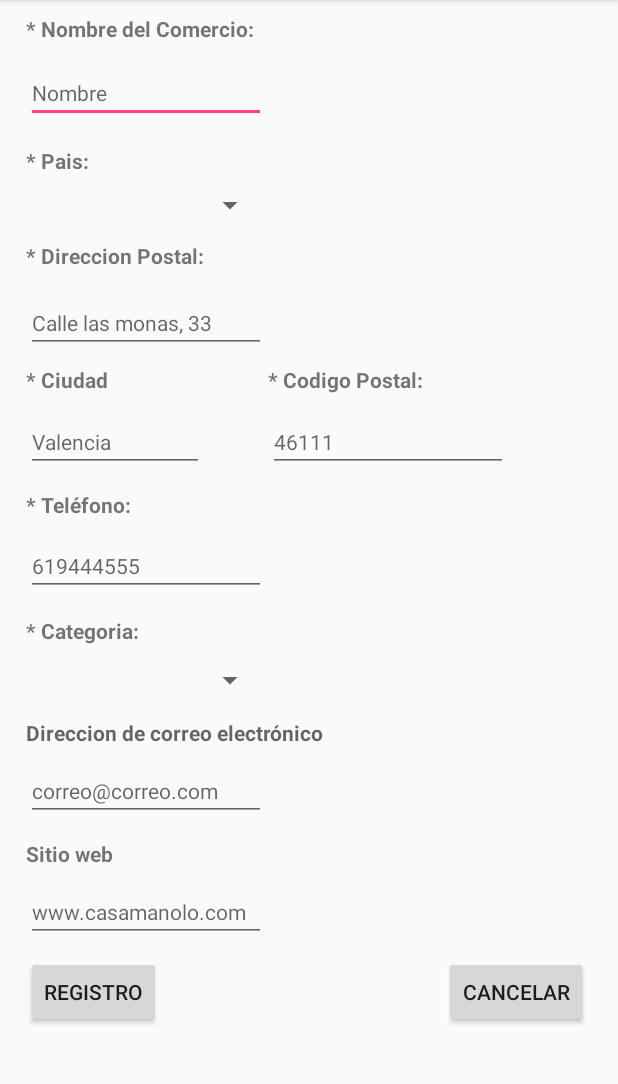
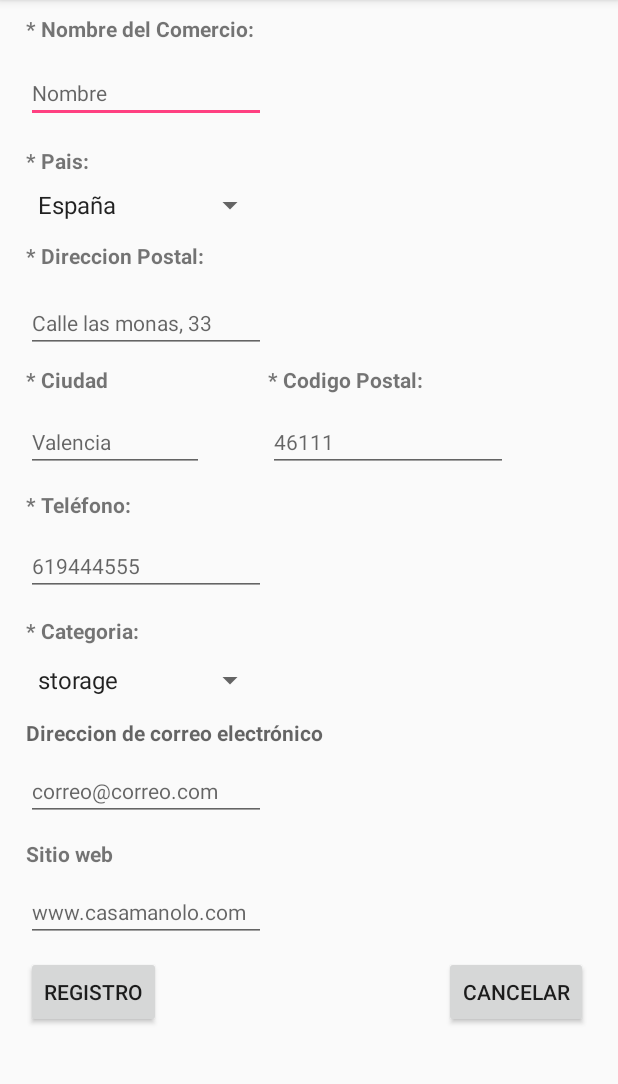
Before and after one commit to PINUPV/FoundIT-1, an Android app: the fragment FragRegistro_Comercio shown on its own in the app's theme, on a phone screen of 412 x 824 dp, the part 84-1168 px from its top. Run offline under Robolectric (Android 15) with nearby library versions, the phone set to English and light mode, and no system bars.

Commit message:
added funcionality to Registro Comercio.

```diff
--- a/app/src/main/java/foundit/foundit/FragRegistro_Comercio.java
+++ b/app/src/main/java/foundit/foundit/FragRegistro_Comercio.java
@@ -1,11 +1,16 @@
 package foundit.foundit;
 
 
+import android.content.Intent;
 import android.os.Bundle;
 import android.support.v4.app.Fragment;
 import android.view.LayoutInflater;
 import android.view.View;
 import android.view.ViewGroup;
+import android.widget.EditText;
+import android.widget.Spinner;
+import android.widget.Button;
+import android.widget.Toast;
 
 
 /**
@@ -13,6 +18,9 @@ import android.view.ViewGroup;
  */
 public class FragRegistro_Comercio extends Fragment {
 
+    EditText nombreDelComercioText,direccionText,codPostalText,telfText,emailText,webText;
+    Spinner pais,categoria;
+    Button bRegistraCom, bCancelar;
 
     public FragRegistro_Comercio() {
         // Required empty public constructor
@@ -23,7 +31,81 @@ public class FragRegistro_Comercio extends Fragment {
     public View onCreateView(LayoutInflater inflater, ViewGroup container,
                              Bundle savedInstanceState) {
         // Inflate the layout for this fragment
-        return inflater.inflate(R.layout.fragment_frag_registro_comercio, container, false);
+        View view = inflater.inflate(R.layout.fragment_frag_registro_comercio, container, false);
+
+        nombreDelComercioText = (EditText) view.findViewById(R.id.nombreDelComercioText);
+        direccionText = (EditText) view.findViewById(R.id.direccionText);
+        codPostalText = (EditText) view.findViewById(R.id.codPostalText);
+        telfText = (EditText) view.findViewById(R.id.telfText);
+        emailText = (EditText) view.findViewById(R.id.emailText);
+        webText = (EditText) view.findViewById(R.id.webText);
+        pais = (Spinner)  view.findViewById(R.id.PaisSpinner);
+
+        categoria = (Spinner) view.findViewById(R.id.categoriaSpinner);
+        bCancelar = (Button) view.findViewById(R.id.cancelar);
+        bCancelar.setOnClickListener(new View.OnClickListener() {
+        @Override
+        public void onClick(View v) {
+        Intent Main = new Intent(getActivity(), MainFoundit.class);
+        startActivity(Main);
+         }
+        });
+
+
+        bRegistraCom = (Button) view.findViewById(R.id.registro);
+        bRegistraCom.setOnClickListener(new View.OnClickListener() {
+            @Override
+            public void onClick(View v) {
+                String p = pais.getSelectedItem().toString();
+                String cat = categoria.getSelectedItem().toString();
+                if(comprobar_nombre(nombreDelComercioText.getText().toString())
+                        &&comprobar_categoria(cat)
+                        &&comprobar_direccion(direccionText.getText().toString())&&comprobar_pais(p)
+                        &&comprobar_telefono(telfText.getText().toString())) {
+                    registrarComercio();
+                    Intent Main = new Intent(getActivity(), MainFoundit.class);
+                    startActivity(Main);
+                }
+
+        }});
+        return view;
     }
 
+
+    public boolean comprobar_nombre(String nombre) {
+        if (nombre.length() == 0) {
+            Toast.makeText(getActivity(), "Rellenar todos los campos obligatorios", Toast.LENGTH_LONG).show();
+            return false;
+        } else return true;
+    }
+    public boolean comprobar_direccion(String dir) {
+        if (dir.length() == 0) {
+            Toast.makeText(getActivity(), "Rellenar todos los campos obligatorios", Toast.LENGTH_LONG).show();
+            return false;
+        } else return true;
+    }
+    public boolean comprobar_telefono(String telf) {
+        if (telf.length() == 0) {
+            Toast.makeText(getActivity(), "Rellenar todos los campos obligatorios", Toast.LENGTH_LONG).show();
+            return false;
+        } else return true;
+    }
+    public boolean comprobar_pais(String pais) {
+        if (pais.length() == 0) {
+            Toast.makeText(getActivity(), "Rellenar todos los campos obligatorios", Toast.LENGTH_LONG).show();
+            return false;
+        } else return true;
+    }
+    public boolean comprobar_categoria(String cat) {
+        if (cat.length() == 0) {
+            Toast.makeText(getActivity(), "Rellenar todos los campos obligatorios", Toast.LENGTH_LONG).show();
+            return false;
+        } else return true;
+    }
+
+    public void registrarComercio(){
+        //Comprobar si la insercción del comercio ha funcionado correctamente
+        //Toast.makeText(getActivity(), "No ha sido posible registrar el comercio", Toast.LENGTH_LONG).show();
+        Toast.makeText(getActivity(), "Comercio registrado correctamente", Toast.LENGTH_LONG).show();
+        }
 }
--- a/app/src/main/java/foundit/foundit/FragRegistro_Usuario.java
+++ b/app/src/main/java/foundit/foundit/FragRegistro_Usuario.java
@@ -4,7 +4,6 @@ package foundit.foundit;
 import android.content.Intent;
 import android.os.Bundle;
 import android.support.v4.app.Fragment;
-import android.support.v4.app.FragmentManager;
 import android.text.TextUtils;
 import android.view.LayoutInflater;
 import android.view.View;
@@ -12,9 +11,6 @@ import android.view.ViewGroup;
 import android.widget.Button;
 import android.widget.EditText;
 import android.widget.Toast;
-import android.support.v7.app.AppCompatActivity;
-
-import static foundit.foundit.R.id.text_contraseña;
 
 
 public class FragRegistro_Usuario extends Fragment {
@@ -53,7 +49,7 @@ public class FragRegistro_Usuario extends Fragment {
                         comprobar_correo(correo.getText().toString())) {
                     Intent Main = new Intent(getActivity(), MainFoundit.class);
                     startActivity(Main);
-                }
+                }else{}
             }
         });
 
--- a/app/src/main/res/layout/fragment_frag_registro_comercio.xml
+++ b/app/src/main/res/layout/fragment_frag_registro_comercio.xml
@@ -2,7 +2,9 @@
     xmlns:tools="http://schemas.android.com/tools"
     android:layout_width="match_parent"
     android:layout_height="match_parent"
+    xmlns:app="http://schemas.android.com/apk/res-auto"
     tools:context="foundit.foundit.FragRegistro_Comercio">
+
 
     <!-- TODO: Update blank fragment layout -->
     <ScrollView xmlns:android="http://schemas.android.com/apk/res/android"
@@ -14,11 +16,13 @@
         android:clipToPadding="true"
         android:fillViewport="true"
         android:scrollbarStyle="insideOverlay"
-        app:layout_scrollFlags="scroll">
+        app:layout_scrollFlags="scroll"
+        tools:ignore="ExtraText">
+        app:layout_behavior="@string/appbar_scrolling_view_behavior"
 
         <RelativeLayout
             android:layout_width="match_parent"
-            android:layout_height="match_parent"
+            android:layout_height="wrap_content"
             app:layout_behavior="@string/appbar_scrolling_view_behavior"
             tools:context="foundit.foundit.Registro_Comercio"
             tools:layout_editor_absoluteX="0dp"
@@ -34,8 +38,8 @@
                 android:layout_marginStart="17dp"
                 android:layout_marginTop="13dp"
                 android:ems="10"
+                android:hint="Nombre"
                 android:inputType="textPersonName"
-                android:hint="Nombre"
                 android:textAppearance="@style/TextAppearance.AppCompat" />
 
             <TextView
@@ -66,7 +70,8 @@
                 android:layout_alignEnd="@+id/nombreDelComercioText"
                 android:layout_alignStart="@+id/textView3"
                 android:layout_below="@+id/textView3"
-                android:layout_marginTop="8dp" />
+                android:layout_marginTop="8dp"
+                android:entries="@array/paises"/>
 
             <TextView
                 android:id="@+id/textView5"
@@ -86,8 +91,8 @@
                 android:layout_below="@+id/textView5"
                 android:layout_marginTop="15dp"
                 android:ems="10"
+                android:hint="Calle las monas, 33"
                 android:inputType="textPersonName"
-                android:hint="Calle las monas, 33"
                 android:textAppearance="@style/TextAppearance.AppCompat" />
 
             <TextView
@@ -109,8 +114,8 @@
                 android:layout_below="@+id/ciudadPlainText"
                 android:layout_marginTop="12dp"
                 android:ems="10"
+                android:hint="Valencia"
                 android:inputType="textPersonName"
-                android:hint="Valencia"
                 android:textAppearance="@style/TextAppearance.AppCompat" />
 
             <TextView
@@ -132,8 +137,8 @@
                 android:layout_marginStart="9dp"
                 android:layout_toEndOf="@+id/plainTextNombre"
                 android:ems="10"
+                android:hint="46111"
                 android:inputType="textPersonName"
-                android:hint="46111"
                 android:textAppearance="@style/TextAppearance.AppCompat.Body1" />
 
             <TextView
@@ -147,23 +152,23 @@
                 android:textStyle="bold" />
 
             <EditText
-                android:id="@+id/editText10"
+                android:id="@+id/telfText"
                 android:layout_width="wrap_content"
                 android:layout_height="wrap_content"
                 android:layout_alignStart="@+id/textView10"
                 android:layout_below="@+id/textView10"
                 android:layout_marginTop="11dp"
                 android:ems="10"
+                android:hint="619444555"
                 android:inputType="textPersonName"
-                android:hint="619444555"
                 android:textAppearance="@style/TextAppearance.AppCompat" />
 
             <TextView
                 android:id="@+id/textView11"
                 android:layout_width="wrap_content"
                 android:layout_height="wrap_content"
-                android:layout_alignStart="@+id/editText10"
-                android:layout_below="@+id/editText10"
+                android:layout_alignStart="@+id/telfText"
+                android:layout_below="@+id/telfText"
                 android:layout_marginTop="13dp"
                 android:text="* Categoria:"
                 android:textStyle="bold" />
@@ -172,10 +177,11 @@
                 android:id="@+id/categoriaSpinner"
                 android:layout_width="match_parent"
                 android:layout_height="wrap_content"
-                android:layout_alignEnd="@+id/editText10"
+                android:layout_alignEnd="@+id/telfText"
                 android:layout_alignStart="@+id/textView11"
                 android:layout_below="@+id/textView11"
-                android:layout_marginTop="11dp" />
+                android:layout_marginTop="11dp"
+                android:entries="@array/Categorias"/>
 
             <TextView
                 android:id="@+id/textView13"
@@ -188,46 +194,46 @@
                 android:textStyle="bold" />
 
             <EditText
-                android:id="@+id/editText12"
+                android:id="@+id/emailText"
                 android:layout_width="wrap_content"
                 android:layout_height="wrap_content"
                 android:layout_alignStart="@+id/textView13"
                 android:layout_below="@+id/textView13"
                 android:layout_marginTop="9dp"
                 android:ems="10"
+                android:hint="correo@correo.com"
                 android:inputType="textPersonName"
-                android:hint="correo@correo.com"
                 android:textAppearance="@style/TextAppearance.AppCompat" />
 
             <TextView
                 android:id="@+id/textView14"
                 android:layout_width="wrap_content"
                 android:layout_height="wrap_content"
-                android:layout_alignStart="@+id/editText12"
-                android:layout_below="@+id/editText12"
+                android:layout_alignStart="@+id/emailText"
+                android:layout_below="@+id/emailText"
                 android:layout_marginTop="12dp"
                 android:text="Sitio web"
                 android:textAllCaps="false"
                 android:textStyle="bold" />
 
             <EditText
-                android:id="@+id/editText13"
+                android:id="@+id/webText"
                 android:layout_width="wrap_content"
                 android:layout_height="wrap_content"
                 android:layout_alignStart="@+id/textView14"
                 android:layout_below="@+id/textView14"
                 android:layout_marginTop="9dp"
                 android:ems="10"
+                android:hint="www.casamanolo.com"
                 android:inputType="textPersonName"
-                android:hint="www.casamanolo.com"
                 android:textAppearance="@style/TextAppearance.AppCompat" />
 
             <Button
                 android:id="@+id/registro"
                 android:layout_width="wrap_content"
                 android:layout_height="wrap_content"
-                android:layout_alignStart="@+id/editText13"
-                android:layout_below="@+id/editText13"
+                android:layout_alignStart="@+id/webText"
+                android:layout_below="@+id/webText"
                 android:layout_marginTop="9dp"
                 android:text="Registro" />
 
--- a/app/src/main/res/values/strings.xml
+++ b/app/src/main/res/values/strings.xml
@@ -16,4 +16,35 @@
     <string name="hello_blank_fragment">Hello blank fragment</string>
     <string name="regUser">Reg. Usuario</string>
     <string name="RegComer">Reg. Comercio</string>
+
+    <string-array name="paises">
+        <item>España</item>
+    </string-array><string-array name="Categorias">
+    <item>storage</item>
+    <item>bus_station</item>
+    <item>transit_station</item>
+    <item>store</item>
+    <item>shopping_mall</item>
+    <item>florist</item>
+    <item>park</item>
+    <item>parking</item>
+    <item>clothing_store</item>
+    <item>food</item>
+    <item>lodging</item>
+    <item>health</item>
+    <item>doctor</item>
+    <item>accounting</item>
+    <item>finance</item>
+    <item>lawyer</item>
+    <item>cafe</item>
+    <item>restaurant</item>
+    <item>night_club</item>
+    <item>school</item>
+    <item>home_goods_store</item>
+    <item>gym</item>
+    <item>locksmith</item>
+    <item>furniture_store</item>
+    <item>hair_care</item>
+</string-array>
+
 </resources>
```
Also changed, not shown: app/src/main/res/layout/content_registro__comercio.xml (+10 -10 lines).
